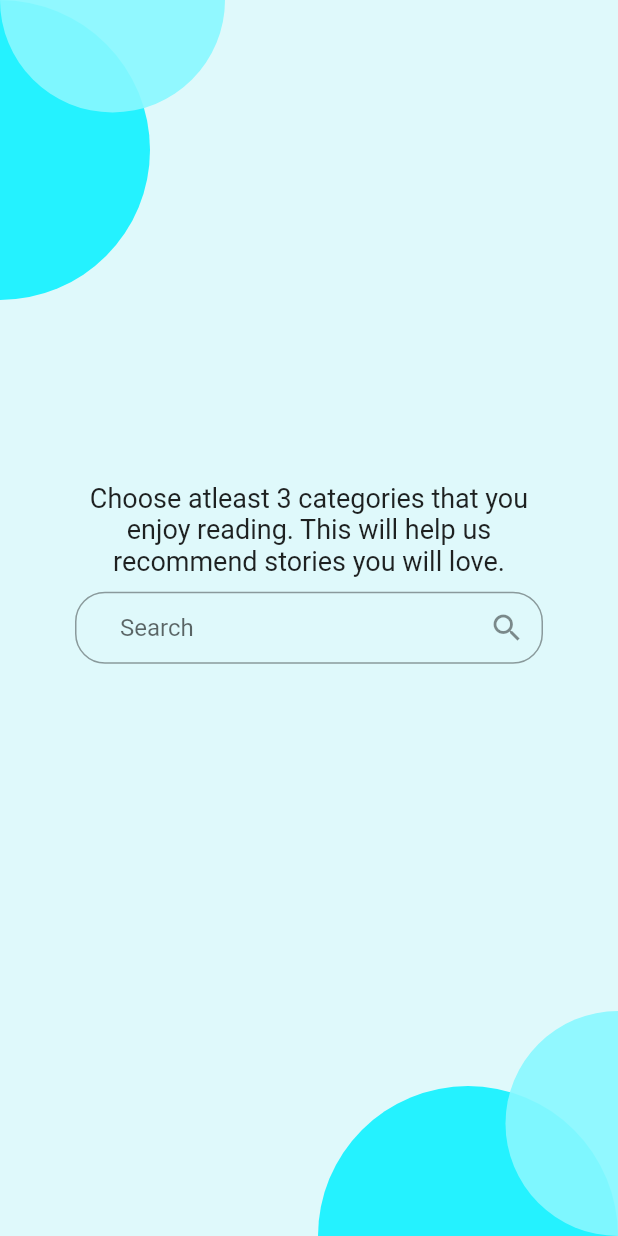
After one commit to Jishna-tp/book_lent, a Flutter app: the genre screen opened directly, on a phone screen of 412 x 824 dp. The commit adds this screen. Run offline on Flutter 3.47's test engine with Material 2 defaults, Android fonts, the phone set to English and light mode, and no system bars.

Commit message:
done changes

```diff
--- /dev/null
+++ b/booklent/lib/genre.dart
@@ -0,0 +1,129 @@
+import 'package:flutter/material.dart';
+import 'package:flutter/src/widgets/container.dart';
+import 'package:flutter/src/widgets/framework.dart';
+
+class genre extends StatelessWidget {
+  const genre({super.key});
+
+  @override
+  Widget build(BuildContext context) {
+    return Scaffold(
+      body: SingleChildScrollView(
+        child: Container(
+          height: MediaQuery.of(context).size.height,
+          width: MediaQuery.of(context).size.width,
+          color: Color(0x3375F7FF),
+          child: Column(
+            mainAxisAlignment: MainAxisAlignment.spaceBetween,
+            children: [
+              Column(
+                children: [
+                  Row(
+                    children: [
+                      Stack(
+                        children: [
+                          Align(
+                            widthFactor: 0.5,
+                            heightFactor: 0.5,
+                            alignment: Alignment.topRight,
+                            child: Container(
+                              height: 200,
+                              width: 200,
+                              decoration: BoxDecoration(
+                                  shape: BoxShape.circle,
+                                  color: Color(0xE610F1FF)),
+                            ),
+                          ),
+                          Align(
+                            widthFactor: 0.5,
+                            heightFactor: 0.5,
+                            alignment: Alignment.bottomLeft,
+                            child: Container(
+                              height: 150,
+                              width: 150,
+                              decoration: BoxDecoration(
+                                  shape: BoxShape.circle,
+                                  color: Color(0xE688F8FF)),
+                            ),
+                          )
+                        ],
+                      ),
+                    ],
+                  ),
+                ],
+              ),
+              Center(
+                child: Column(
+                  children: [
+                    Padding(
+                        padding: EdgeInsets.symmetric(horizontal: 50),
+                        child: Text(
+                          'Choose atleast 3 categories that you enjoy reading. This will help us recommend stories you will love.',
+                          style: TextStyle(fontSize: 18),
+                          textAlign: TextAlign.center,
+                        )),
+                    Padding(
+                      padding: const EdgeInsets.symmetric(
+                          vertical: 10, horizontal: 50),
+                      child: TextField(
+                        decoration: InputDecoration(
+                            contentPadding: EdgeInsets.symmetric(
+                                vertical: 10, horizontal: 30),
+                            hintText: 'Search',
+                            suffixIcon: Icon(Icons.search),
+                            border: OutlineInputBorder(
+                                borderRadius: BorderRadius.circular(20.0),
+                                borderSide: BorderSide())),
+                      ),
+                    )
+                  ],
+                ),
+              ),
+              Column(
+                children: [
+                  Row(
+                    children: [
+                      Container(
+                        // height: MediaQuery.of(context).size.height,
+                        width: MediaQuery.of(context).size.width,
+                        child: Stack(
+                          alignment: Alignment.bottomRight,
+                          children: [
+                            Align(
+                              widthFactor: 1,
+                              heightFactor: 0.5,
+                              alignment: Alignment.topCenter,
+                              child: Container(
+                                height: 200,
+                                width: 200,
+                                decoration: BoxDecoration(
+                                    shape: BoxShape.circle,
+                                    color: Color(0xE610F1FF)),
+                              ),
+                            ),
+                            Align(
+                              widthFactor: 0.5,
+                              heightFactor: 1,
+                              alignment: Alignment.centerLeft,
+                              child: Container(
+                                height: 150,
+                                width: 150,
+                                decoration: BoxDecoration(
+                                    shape: BoxShape.circle,
+                                    color: Color(0xE688F8FF)),
+                              ),
+                            )
+                          ],
+                        ),
+                      ),
+                    ],
+                  ),
+                ],
+              ),
+            ],
+          ),
+        ),
+      ),
+    );
+  }
+}
--- a/booklent/lib/location.dart
+++ b/booklent/lib/location.dart
@@ -1,21 +1,41 @@
+import 'package:booklent/genre.dart';
 import 'package:flutter/material.dart';
 import 'package:flutter/src/widgets/container.dart';
 import 'package:flutter/src/widgets/framework.dart';
+import 'package:http/http.dart' as http;
+import 'dart:convert';
 
 class location extends StatefulWidget {
-  const location({super.key});
+  location({super.key});
 
   @override
   State<location> createState() => _locationState();
 }
 
 class _locationState extends State<location> {
+  TextEditingController t1 = TextEditingController();
+
+  final town = TextEditingController(text: '');
+  final city = TextEditingController(text: '');
+
   String? location;
   bool isVisible = false;
   bool visible = false;
 
   @override
   Widget build(BuildContext context) {
+    addloc() async {
+      var response = await http
+          .post(Uri.parse('http://192.168.43.200:8080/bk_api/loc.php'), body: {
+        "town": town.text,
+        "city": city.text,
+      });
+      print(response.body);
+      Navigator.of(context).push(MaterialPageRoute(
+        builder: (context) => genre(),
+      ));
+    }
+
     return Scaffold(
       body: SingleChildScrollView(
         child: Container(
@@ -152,6 +172,7 @@ class _locationState extends State<location> {
                                     hintText: 'Enter your town',
                                     hintStyle:
                                         TextStyle(color: Colors.grey[700])),
+                                controller: town,
                               ),
                             ),
                             Padding(
@@ -171,6 +192,7 @@ class _locationState extends State<location> {
                                     hintText: 'Enter your city',
                                     hintStyle:
                                         TextStyle(color: Colors.grey[700])),
+                                controller: city,
                               ),
                             ),
                             SizedBox(
@@ -185,7 +207,9 @@ class _locationState extends State<location> {
                       child: ElevatedButton(
                         style: OutlinedButton.styleFrom(
                             backgroundColor: Color(0xFF88F8FF)),
-                        onPressed: () {},
+                        onPressed: () {
+                          addloc();
+                        },
                         child: Text(
                           'Next',
                           style: TextStyle(
```
Also changed, not shown: 1 other file.
